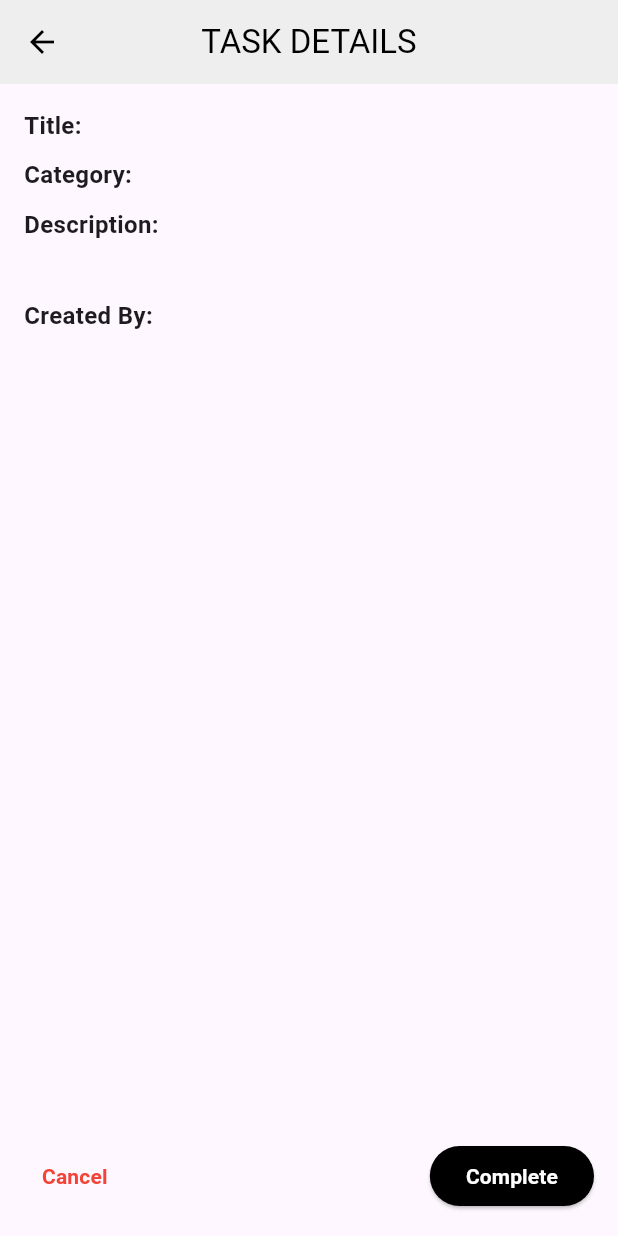
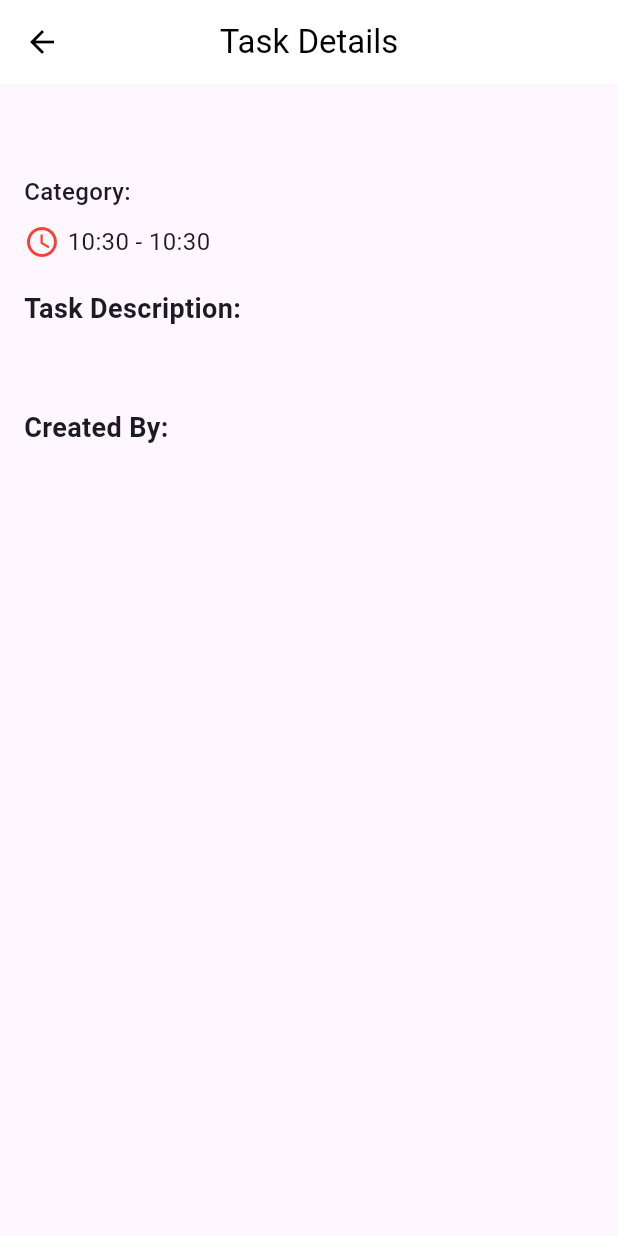
Before and after one commit to zliu46/partners, a Flutter app: the TaskDetailsPage screen opened directly with empty values, on a phone screen of 412 x 824 dp. Run offline on Flutter 3.47's test engine with Material 3 defaults, Android fonts, the phone set to English and light mode, and no system bars; our stand-ins replace firebase_auth, firebase_core; accounts and stored records are empty.

Commit message:
update task_details_page.dart and task_item_card.dart. Allows user to see the details of the task. Delete unnecessary mapping in main.dart. Update upcoming_task_section.dart

```diff
--- a/lib/main.dart
+++ b/lib/main.dart
@@ -8,7 +8,6 @@ import 'package:partners/firebase_options.dart';
 import 'package:partners/pages/profile_page.dart';
 import 'package:partners/pages/sign_up_page.dart';
 import 'package:partners/pages/task_categories_page.dart';
-import 'package:partners/pages/task_details_page.dart';
 import 'package:partners/pages/upcoming_task_page.dart';
 import 'package:partners/pages/welcome_page.dart';
 import 'package:provider/provider.dart';
@@ -53,7 +52,7 @@ class MyApp extends StatelessWidget {
         '/calendar' : (context) => CalendarPage(),
         '/createTask' : (context) => CreateTaskPage(),
         '/babyTask' : (context) => BabyTaskPage(),
-        '/taskDetail': (context) => TaskDetailsPage(),
+        //'/taskDetail': (context) => TaskDetailsPage(task: null,),
       },
     );
   }
--- a/lib/pages/task_details_page.dart
+++ b/lib/pages/task_details_page.dart
@@ -2,98 +2,81 @@ import 'package:flutter/material.dart';
 import '../model/task_details.dart';
 
 class TaskDetailsPage extends StatelessWidget {
-  const TaskDetailsPage({super.key});
+  final TaskDetails task;
+  const TaskDetailsPage({required this.task, super.key});
 
   @override
   Widget build(BuildContext context) {
-    // Retrieve TaskDetails object from route arguments
-    final TaskDetails task = ModalRoute.of(context)!.settings.arguments as TaskDetails;
+    // ✅ Provide default time if startTime or endTime is null
+    final startTime = task.startTime ?? DateTime.now();
+    final endTime = task.endTime ?? DateTime.now().add(const Duration(hours: 1));
 
     return Scaffold(
       appBar: AppBar(
-        backgroundColor: Colors.grey[200],
+        backgroundColor: Colors.white,
         elevation: 0,
         leading: IconButton(
-          icon: Icon(Icons.arrow_back, color: Colors.black),
+          icon: const Icon(Icons.arrow_back, color: Colors.black),
           onPressed: () {
             Navigator.pop(context);
           },
         ),
-        title: Text(
-          'TASK DETAILS',
+        title: const Text(
+          'Task Details',
           style: TextStyle(color: Colors.black),
         ),
         centerTitle: true,
       ),
-      body: Padding(
+      body: SafeArea(
+        child: Padding(
           padding: const EdgeInsets.all(16.0),
           child: Column(
             crossAxisAlignment: CrossAxisAlignment.start,
             children: [
-            _buildDetailRow('Title:', task.title),
-            SizedBox(height: 10.0),
-            _buildDetailRow('Category:', task.category),
-            SizedBox(height: 10.0),
               Text(
-              'Description:',
-              style: TextStyle(fontSize: 16.0, fontWeight: FontWeight.bold),
+                task.title,
+                style: const TextStyle(fontSize: 24.0, fontWeight: FontWeight.bold),
               ),
-            SizedBox(height: 5.0),
+              const SizedBox(height: 10.0),
+              Text(
+                "Category: ${task.category}",
+                style: const TextStyle(fontSize: 16.0, fontWeight: FontWeight.w500),
+              ),
+              const SizedBox(height: 10.0),
+              Row(
+                children: [
+                  const Icon(Icons.access_time, color: Colors.red),
+                  const SizedBox(width: 5.0),
+                  Text(
+                    "${startTime.hour}:${startTime.minute.toString().padLeft(2, '0')} - ${endTime.hour}:${endTime.minute.toString().padLeft(2, '0')}",
+                    style: const TextStyle(fontSize: 16.0),
+                  ),
+                ],
+              ),
+              const SizedBox(height: 20.0),
+              const Text(
+                "Task Description:",
+                style: TextStyle(fontSize: 18.0, fontWeight: FontWeight.bold),
+              ),
+              const SizedBox(height: 10.0),
               Text(
                 task.description,
-              style: TextStyle(fontSize: 16.0, color: Colors.grey[700]),
+                style: const TextStyle(fontSize: 16.0),
               ),
-            SizedBox(height: 10.0),
-            _buildDetailRow('Created By:', task.createdBy),
-            Spacer(),
-            Row(
-              mainAxisAlignment: MainAxisAlignment.spaceBetween,
-              children: [
-                TextButton(
-                  onPressed: () {
-                    Navigator.pop(context);
-                  },
-                  child: Text(
-                    'Cancel',
-                    style: TextStyle(color: Colors.red, fontWeight: FontWeight.bold),
+              const SizedBox(height: 20.0),
+              const Text(
+                "Created By:",
+                style: TextStyle(fontSize: 18.0, fontWeight: FontWeight.bold),
               ),
-                ),
-                ElevatedButton(
-                  onPressed: () {
-                    // Add logic to mark the task as complete
-                  },
-                  style: ElevatedButton.styleFrom(
-                    backgroundColor: Colors.black,
-                  ),
-                  child: Text(
-                    'Complete',
-                    style: TextStyle(color: Colors.white, fontWeight: FontWeight.bold),
-                  ),
-                ),
-              ],
+              const SizedBox(height: 10.0),
+              Text(
+                task.createdBy,
+                style: const TextStyle(fontSize: 16.0),
               ),
             ],
           ),
         ),
-    );
-  }
-
-  Widget _buildDetailRow(String label, String value) {
-    return Row(
-      crossAxisAlignment: CrossAxisAlignment.start,
-      children: [
-        Text(
-          label,
-          style: TextStyle(fontWeight: FontWeight.bold, fontSize: 16.0),
       ),
-        SizedBox(width: 10.0),
-        Expanded(
-          child: Text(
-            value,
-            style: TextStyle(fontSize: 16.0, color: Colors.grey[700]),
-          ),
-        ),
-      ],
     );
   }
 }
--- a/lib/widgets/upcoming_task_section.dart
+++ b/lib/widgets/upcoming_task_section.dart
@@ -24,7 +24,7 @@ class UpcomingTaskSection extends StatelessWidget {
               'UPCOMING TASKS',
               style: TextStyle(fontSize: 18.0, fontWeight: FontWeight.bold),
             ),
-            if (upcomingTasks.length > 2) // Show "SEE ALL" if more than 2 tasks exist
+            if (upcomingTasks.length > 0) // Show "SEE ALL" if more than 2 tasks exist
               TextButton(
                 onPressed: () {
                   Navigator.push(
```
Also changed, not shown: lib/widgets/task_item_card.dart (+26 -31 lines). Lines whose indentation alone changed are shown as unchanged.
